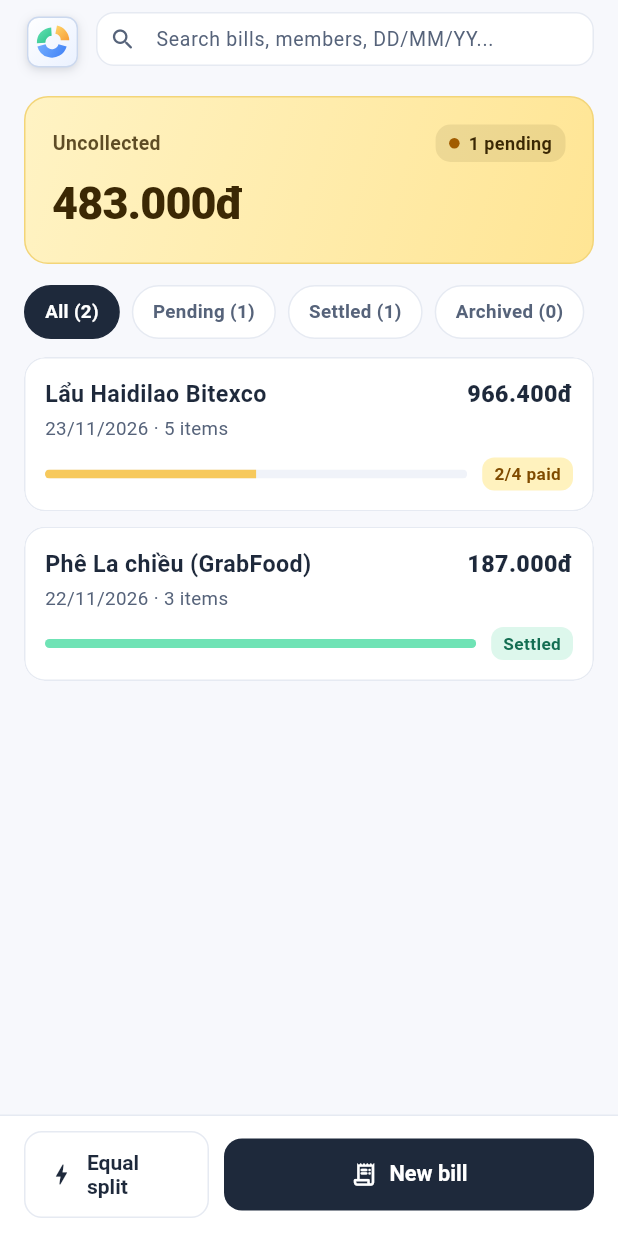
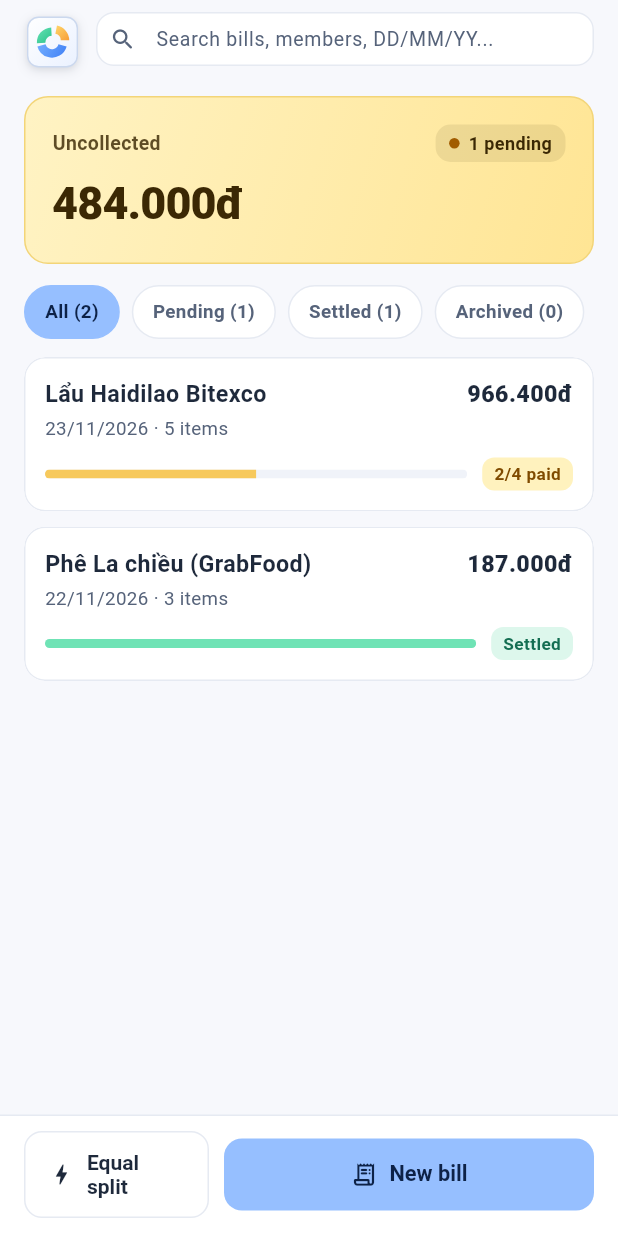
Before and after one commit to minhntothex/mam, a Flutter app: the screen it shows after launch, on a phone screen of 412 x 824 dp. Run offline on Flutter 3.47's test engine with Material 3 defaults, Android fonts, the phone set to English and light mode, and no system bars; our stand-ins replace image_picker, material_ui, qr_flutter, share_plus, shared_preferences, supabase_flutter; accounts and stored records are empty.

Commit message:
style(ui): simplify rounding to None/Round up, remove select checkmarks, fix dialog helper wrapping, and adopt Pastel Sky primary

```diff
--- a/app/lib/core/calculator.dart
+++ b/app/lib/core/calculator.dart
@@ -240,8 +240,6 @@ abstract final class BillCalculator {
     final effectiveStep = step > 0 ? step : 1;
     return switch (mode) {
       RoundingMode.none => amount.round(),
-      RoundingMode.nearest1000 =>
-        (amount / effectiveStep).round() * effectiveStep,
       RoundingMode.ceil1000 => (amount / effectiveStep).ceil() * effectiveStep,
     };
   }
--- a/app/lib/data/local_store.dart
+++ b/app/lib/data/local_store.dart
@@ -272,7 +272,7 @@ class LocalStore {
           billDiscountAmount: 100000,
           ocrGrandTotal: 966400,
         ),
-        roundingMode: RoundingMode.nearest1000,
+        roundingMode: RoundingMode.ceil1000,
         bankAccountSnapshot: defaultBank.toSnapshot(),
       ),
       createdAt: now,
@@ -322,7 +322,7 @@ class LocalStore {
           billDiscountAmount: 30000,
           ocrGrandTotal: 187000,
         ),
-        roundingMode: RoundingMode.nearest1000,
+        roundingMode: RoundingMode.ceil1000,
         bankAccountSnapshot: defaultBank.toSnapshot(),
       ),
       createdAt: yesterday,
@@ -335,7 +335,7 @@ class LocalStore {
       friendGroups: [teamGroup, friendsGroup],
       settings: UserSettings(
         userId: localDemoUserId,
-        defaultRounding: RoundingMode.nearest1000,
+        defaultRounding: RoundingMode.ceil1000,
         defaultTransferTemplate: '{name} tra tien {title}',
         defaultShippingMode: ShippingSplitMode.flat,
         updatedAt: now,
--- a/app/lib/models/bill_models.dart
+++ b/app/lib/models/bill_models.dart
@@ -48,17 +48,15 @@ enum PaymentStatus {
 
 enum RoundingMode {
   none('none'),
-  nearest1000('nearest_1000'),
   ceil1000('ceil_1000');
 
   const RoundingMode(this.value);
   final String value;
 
   static RoundingMode fromValue(String? raw) {
-    return RoundingMode.values.firstWhere(
-      (e) => e.value == raw,
-      orElse: () => RoundingMode.nearest1000,
-    );
+    if (raw == 'none') return RoundingMode.none;
+    // Map legacy `nearest_1000` and unknown values cleanly to `ceil1000`.
+    return RoundingMode.ceil1000;
   }
 }
 
@@ -297,7 +295,7 @@ final class FriendGroup {
 final class UserSettings {
   const UserSettings({
     required this.userId,
-    this.defaultRounding = RoundingMode.nearest1000,
+    this.defaultRounding = RoundingMode.ceil1000,
     this.defaultTransferTemplate = '{name} tra tien {title}',
     this.defaultShippingMode = ShippingSplitMode.flat,
     this.defaultCurrency = 'VND',
@@ -694,7 +692,7 @@ final class BillPayload {
     required this.participants,
     required this.items,
     this.adjustments = const BillAdjustments(),
-    this.roundingMode = RoundingMode.nearest1000,
+    this.roundingMode = RoundingMode.ceil1000,
     this.currencyCode = 'VND',
     this.bankAccountSnapshot,
     this.transferNoteTemplate = '{name} tra tien {title}',
--- a/app/lib/screens/home_screen.dart
+++ b/app/lib/screens/home_screen.dart
@@ -833,10 +833,10 @@ class _FilterBar extends StatelessWidget {
       child: Container(
         padding: const EdgeInsets.symmetric(horizontal: 13, vertical: 8),
         decoration: BoxDecoration(
-          color: active ? p.primary : p.surface,
+          color: active ? p.primaryFill : p.surface,
           borderRadius: BorderRadius.circular(20),
           border: Border.all(
-            color: active ? p.primary : p.border,
+            color: active ? p.primaryFill : p.border,
           ),
         ),
         child: Text(
--- a/app/lib/screens/quick_equal_screen.dart
+++ b/app/lib/screens/quick_equal_screen.dart
@@ -371,14 +371,11 @@ class _QuickEqualScreenState extends State<QuickEqualScreen> {
                   SizedBox(
                     width: double.infinity,
                     child: SegmentedButton<RoundingMode>(
+                      showSelectedIcon: false,
                       segments: [
                         ButtonSegment(
                           value: RoundingMode.none,
                           label: Text(s.roundNone),
-                        ),
-                        ButtonSegment(
-                          value: RoundingMode.nearest1000,
-                          label: Text(s.roundNearestStep(stepLabel)),
                         ),
                         ButtonSegment(
                           value: RoundingMode.ceil1000,
--- a/app/lib/screens/result_screen.dart
+++ b/app/lib/screens/result_screen.dart
@@ -127,14 +127,11 @@ class _ResultScreenState extends State<ResultScreen> {
                       SizedBox(
                         width: double.infinity,
                         child: SegmentedButton<RoundingMode>(
+                          showSelectedIcon: false,
                           segments: [
                             ButtonSegment(
                               value: RoundingMode.none,
                               label: Text(s.roundNone),
-                            ),
-                            ButtonSegment(
-                              value: RoundingMode.nearest1000,
-                              label: Text(s.roundNearestStep(stepLabel)),
                             ),
                             ButtonSegment(
                               value: RoundingMode.ceil1000,
```
Also changed, not shown: app/lib/screens/settings_screen.dart (+12 -5 lines), app/lib/theme/mam_theme.dart (+13 -6 lines), 4 other files.
